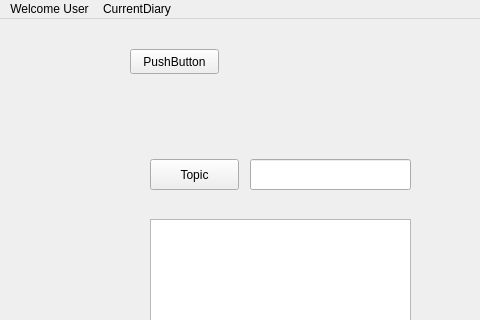
The window that Presentation/mainwindow.ui (fekorte/Diary) describes before a commit, drawn with Qt 5; both pictures show x 0 to 480 and y 0 to 320 of the 1057 by 808 pixel window.
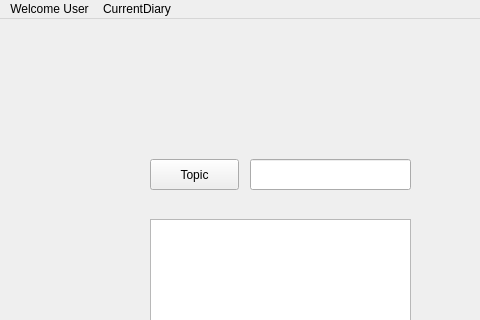
The same window after the commit. Icons and pictures are not drawn.

```diff
--- a/Presentation/mainwindow.ui
+++ b/Presentation/mainwindow.ui
@@ -190,19 +190,6 @@
      <string>Topic</string>
     </property>
    </widget>
-   <widget class="QPushButton" name="pushButton_3">
-    <property name="geometry">
-     <rect>
-      <x>130</x>
-      <y>30</y>
-      <width>89</width>
-      <height>25</height>
-     </rect>
-    </property>
-    <property name="text">
-     <string>PushButton</string>
-    </property>
-   </widget>
   </widget>
   <widget class="QMenuBar" name="menubar">
    <property name="geometry">
```
